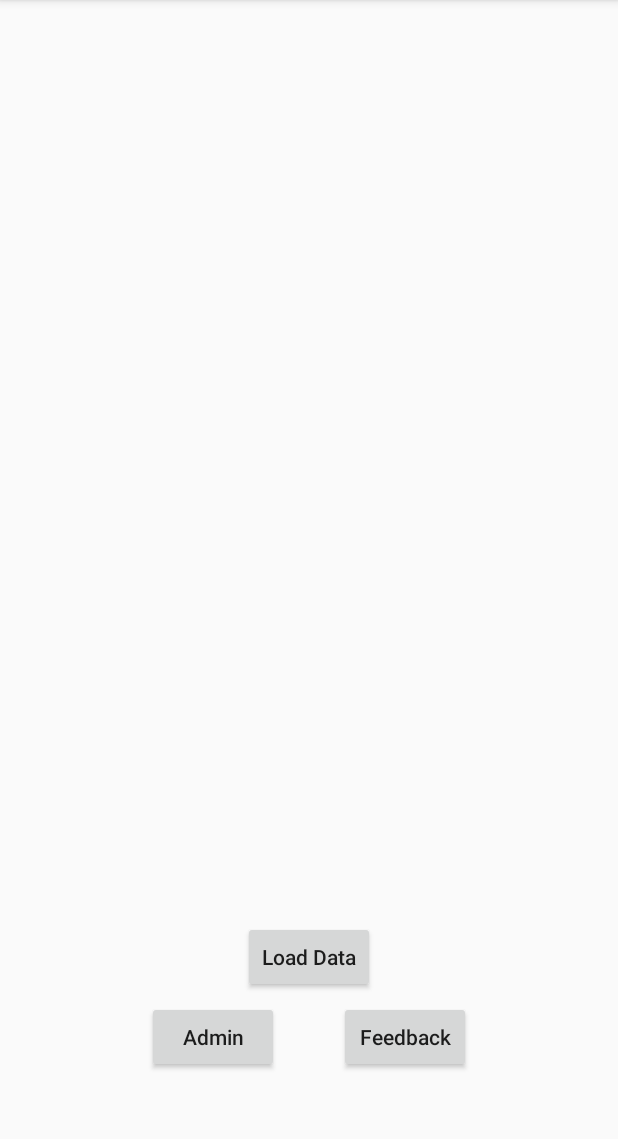
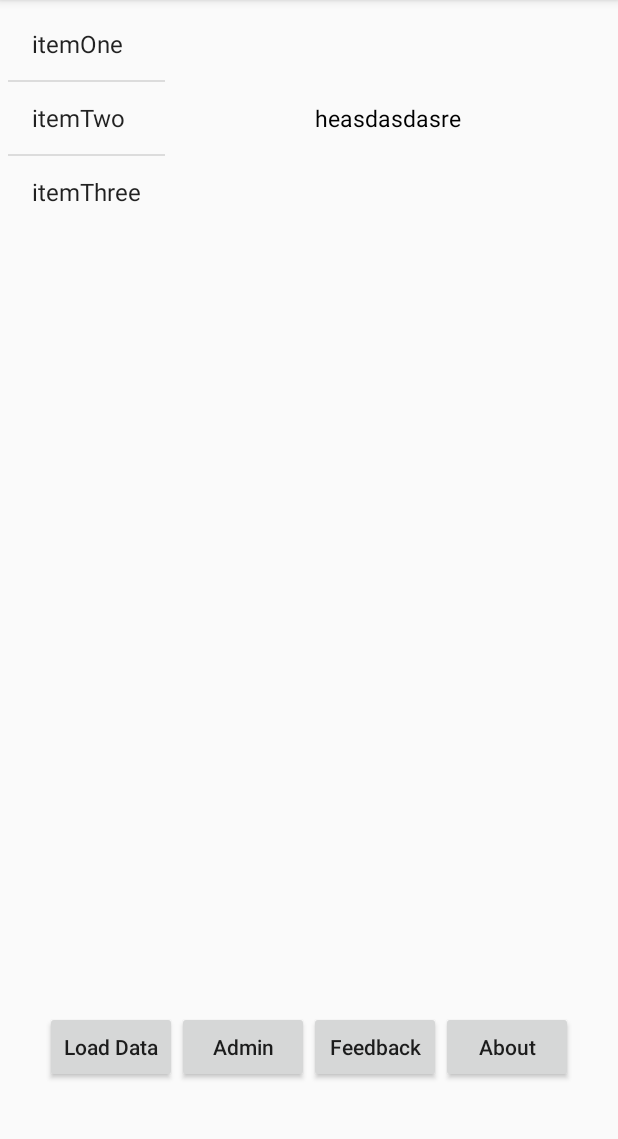
Before and after one commit to HRahman1777/DictionaryApp, an Android app: the screen it shows after launch (MainActivity), on a phone screen of 412 x 824 dp, the part 84-1223 px from its top. Run offline under Robolectric (Android 15) with nearby library versions, the phone set to English and light mode, and no system bars.

Commit message:
fragment and listView added

```diff
--- a/app/build.gradle
+++ b/app/build.gradle
@@ -23,6 +23,7 @@ dependencies {
     implementation fileTree(dir: 'libs', include: ['*.jar'])
     implementation 'androidx.appcompat:appcompat:1.0.2'
     implementation 'androidx.constraintlayout:constraintlayout:1.1.3'
+    implementation 'androidx.legacy:legacy-support-v4:1.0.0'
     testImplementation 'junit:junit:4.12'
     androidTestImplementation 'androidx.test.ext:junit:1.1.0'
     androidTestImplementation 'androidx.test.espresso:espresso-core:3.1.1'
--- a/app/src/main/java/com/example/dictionaryapp/Feedback.java
+++ b/app/src/main/java/com/example/dictionaryapp/Feedback.java
@@ -12,11 +12,11 @@ public class Feedback extends AppCompatActivity {
 
     public Button buttonSubmitFb;
     public EditText editTextNameFb, editTextEmailFb, editTextWordFb, editTextMeaningFb, editTextCommnet;
+
     @Override
     protected void onCreate(Bundle savedInstanceState) {
         super.onCreate(savedInstanceState);
         setContentView(R.layout.activity_feedback);
-
         buttonSubmitFb = findViewById(R.id.submitfbBtnID);
         editTextNameFb = findViewById(R.id.nameETID);
         editTextEmailFb = findViewById(R.id.emailETID);
--- a/app/src/main/java/com/example/dictionaryapp/MainActivity.java
+++ b/app/src/main/java/com/example/dictionaryapp/MainActivity.java
@@ -6,23 +6,31 @@ import androidx.fragment.app.Fragment;
 import android.content.Intent;
 import android.os.Bundle;
 import android.view.View;
+import android.widget.AdapterView;
+import android.widget.ArrayAdapter;
 import android.widget.Button;
+import android.widget.ListView;
+import android.widget.TextView;
 
-public class MainActivity extends AppCompatActivity {
+public class MainActivity extends AppCompatActivity implements AdapterView.OnItemClickListener {
 
-    public Fragment fragment1, fragment2;
-    public Button buttonLoad, buttonAdmin, buttonFeedback;
+    public Button buttonLoad, buttonAdmin, buttonFeedback, buttonAboutInt;
+    public ListView listView1;
+    public TextView textViewShow;
 
     @Override
     protected void onCreate(Bundle savedInstanceState) {
         super.onCreate(savedInstanceState);
         setContentView(R.layout.activity_main);
 
-        //fragment1 = findViewById(R.id.fragmentID1);
-        //fragment2 = findViewById(R.id.fragmentID2);
         buttonAdmin = findViewById(R.id.adminBtnID);
         buttonLoad = findViewById(R.id.loadBtnID);
         buttonFeedback = findViewById(R.id.feedbackBtnID);
+        buttonAboutInt =findViewById(R.id.aboutBtnID);
+        textViewShow = findViewById(R.id.showTextID);
+
+        listView1 = findViewById(R.id.listViewID);
+        listViewWork();
 
         buttonAdmin.setOnClickListener(new View.OnClickListener() {
             @Override
@@ -42,6 +50,15 @@ public class MainActivity extends AppCompatActivity {
             }
         });
 
+        buttonAboutInt.setOnClickListener(new View.OnClickListener() {
+            @Override
+            public void onClick(View v) {
+                Intent intent;
+                intent = new Intent((MainActivity.this), (About.class));
+                startActivity(intent);
+            }
+        });
+
         buttonLoad.setOnClickListener(new View.OnClickListener() {
             @Override
             public void onClick(View v) {
@@ -50,4 +67,17 @@ public class MainActivity extends AppCompatActivity {
         });
 
     }
+
+    private void listViewWork() {
+        String[] my_list = {"itemOne", "itemTwo", "itemThree"};
+        ArrayAdapter<String> adapter = new ArrayAdapter<String>(this, android.R.layout.simple_list_item_1, my_list);
+        listView1.setAdapter(adapter);
+        listView1.setOnItemClickListener(this);
+    }
+
+    @Override
+    public void onItemClick(AdapterView<?> parent, View view, int position, long id) {
+        String selectedValue = parent.getItemAtPosition(position).toString();
+        textViewShow.setText(selectedValue);
+    }
 }
--- a/app/src/main/res/layout/activity_feedback.xml
+++ b/app/src/main/res/layout/activity_feedback.xml
@@ -147,4 +147,5 @@
         android:text="Submit"
         />
 
+
 </LinearLayout>
--- a/app/src/main/res/layout/activity_main.xml
+++ b/app/src/main/res/layout/activity_main.xml
@@ -15,10 +15,32 @@
         android:layout_height="wrap_content"
         android:layout_weight="6"
         android:weightSum="3"
-
+        android:orientation="horizontal"
         >
 
-
+        <LinearLayout
+            android:layout_width="match_parent"
+            android:layout_height="wrap_content"
+            android:weightSum="3"
+            android:layout_weight="2"
+            >
+            <ListView
+                android:id="@+id/listViewID"
+                android:layout_width="5dp"
+                android:layout_height="wrap_content"
+                android:layout_weight="1"
+                />
+            <TextView
+                android:id="@+id/showTextID"
+                android:layout_width="wrap_content"
+                android:layout_height="match_parent"
+                android:gravity="center"
+                android:textSize="15dp"
+                android:text="heasdasdasre"
+                android:textColor="#000"
+                android:layout_weight="2"
+                />
+             </LinearLayout>
 
     </LinearLayout>
 
@@ -26,7 +48,7 @@
         android:layout_width="match_parent"
         android:layout_height="wrap_content"
         android:layout_weight="1"
-        android:orientation="vertical"
+        android:orientation="horizontal"
         android:gravity="center"
         >
 
@@ -38,21 +60,12 @@
             android:layout_height="wrap_content"
             android:layout_gravity="center"
             />
-
-        <LinearLayout
-            android:layout_width="match_parent"
-            android:layout_height="wrap_content"
-            android:gravity="center"
-            android:layout_marginTop="5dp"
-            >
-
         <Button
             android:id="@+id/adminBtnID"
             android:text="Admin"
             android:textAllCaps="false"
             android:layout_width="wrap_content"
             android:layout_height="wrap_content"
-                android:layout_marginRight="40dp"
             />
         <Button
             android:id="@+id/feedbackBtnID"
@@ -61,10 +74,13 @@
             android:layout_width="wrap_content"
             android:layout_height="wrap_content"
             />
-
+        <Button
+            android:id="@+id/aboutBtnID"
+            android:text="About"
+            android:textAllCaps="false"
+            android:layout_width="wrap_content"
+            android:layout_height="wrap_content"
+            />
     </LinearLayout>
 
 </LinearLayout>
-
-
-</LinearLayout>
--- a/app/src/main/res/values/strings.xml
+++ b/app/src/main/res/values/strings.xml
@@ -1,3 +1,6 @@
 <resources>
     <string name="app_name">DictionaryApp</string>
+
+    <!-- TODO: Remove or change this placeholder text -->
+    <string name="hello_blank_fragment">Hello blank fragment</string>
 </resources>
```
Also changed, not shown: app/src/main/AndroidManifest.xml (+10 -6 lines), app/src/main/java/com/example/dictionaryapp/About.java (added, +48 -0 lines), app/src/main/java/com/example/dictionaryapp/AboutFrag.java (added, +24 -0 lines), app/src/main/java/com/example/dictionaryapp/AnotherFrag.java (added, +24 -0 lines), app/src/main/res/layout/fragment_about.xml (added, +14 -0 lines), app/src/main/res/layout/fragment_another.xml (added, +14 -0 lines). Lines whose indentation alone changed are shown as unchanged.
